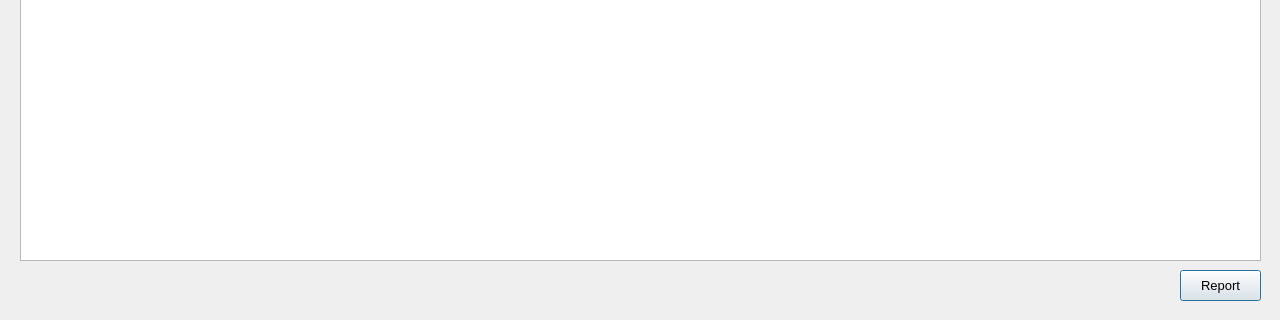
This is UI/ViewInformation.ui in 723poil/CIMS_project as Qt 5 draws it before an edit; both pictures show x 0 to 1280 and y 400 to 720 of the 1280 by 720 pixel window. The edited form follows.
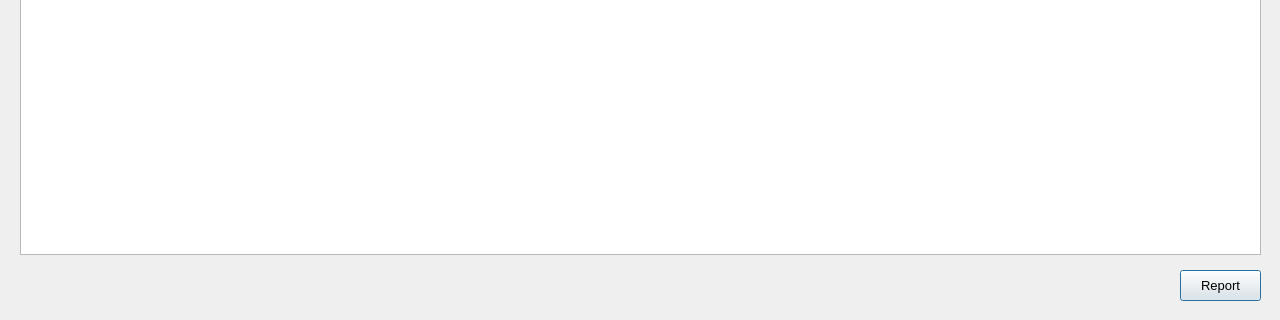
This is the edited form.

Patch:
```diff
--- a/UI/ViewInformation.ui
+++ b/UI/ViewInformation.ui
@@ -19,22 +19,6 @@
   <property name="windowTitle">
    <string>View Information</string>
   </property>
-  <widget class="QTextEdit" name="ContentsTextEdit">
-   <property name="geometry">
-    <rect>
-     <x>20</x>
-     <y>20</y>
-     <width>1241</width>
-     <height>641</height>
-    </rect>
-   </property>
-   <property name="font">
-    <font>
-     <family>Arial</family>
-     <pointsize>10</pointsize>
-    </font>
-   </property>
-  </widget>
   <widget class="QPushButton" name="ReportButton">
    <property name="geometry">
     <rect>
@@ -54,6 +38,24 @@
     <string>Report</string>
    </property>
   </widget>
+  <widget class="QTextBrowser" name="textBrowser">
+   <property name="geometry">
+    <rect>
+     <x>20</x>
+     <y>20</y>
+     <width>1241</width>
+     <height>635</height>
+    </rect>
+   </property>
+   <property name="html">
+    <string>&lt;!DOCTYPE HTML PUBLIC &quot;-//W3C//DTD HTML 4.0//EN&quot; &quot;http://www.w3.org/TR/REC-html40/strict.dtd&quot;&gt;
+&lt;html&gt;&lt;head&gt;&lt;meta name=&quot;qrichtext&quot; content=&quot;1&quot; /&gt;&lt;style type=&quot;text/css&quot;&gt;
+p, li { white-space: pre-wrap; }
+&lt;/style&gt;&lt;/head&gt;&lt;body style=&quot; font-family:'Gulim'; font-size:9pt; font-weight:400; font-style:normal;&quot;&gt;
+&lt;p style=&quot;-qt-paragraph-type:empty; margin-top:0px; margin-bottom:0px; margin-left:0px; margin-right:0px; -qt-block-indent:0; text-indent:0px;&quot;&gt;&lt;br /&gt;&lt;/p&gt;
+&lt;p style=&quot;-qt-paragraph-type:empty; margin-top:0px; margin-bottom:0px; margin-left:0px; margin-right:0px; -qt-block-indent:0; text-indent:0px;&quot;&gt;&lt;br /&gt;&lt;/p&gt;&lt;/body&gt;&lt;/html&gt;</string>
+   </property>
+  </widget>
  </widget>
  <resources/>
  <connections/>
```
